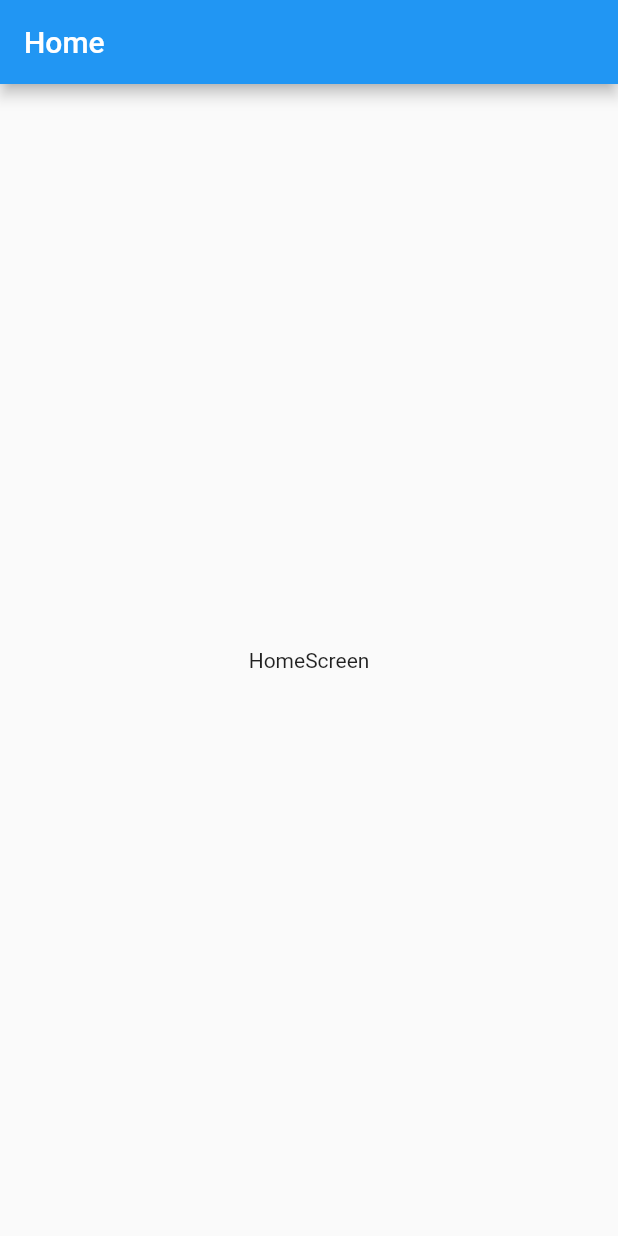
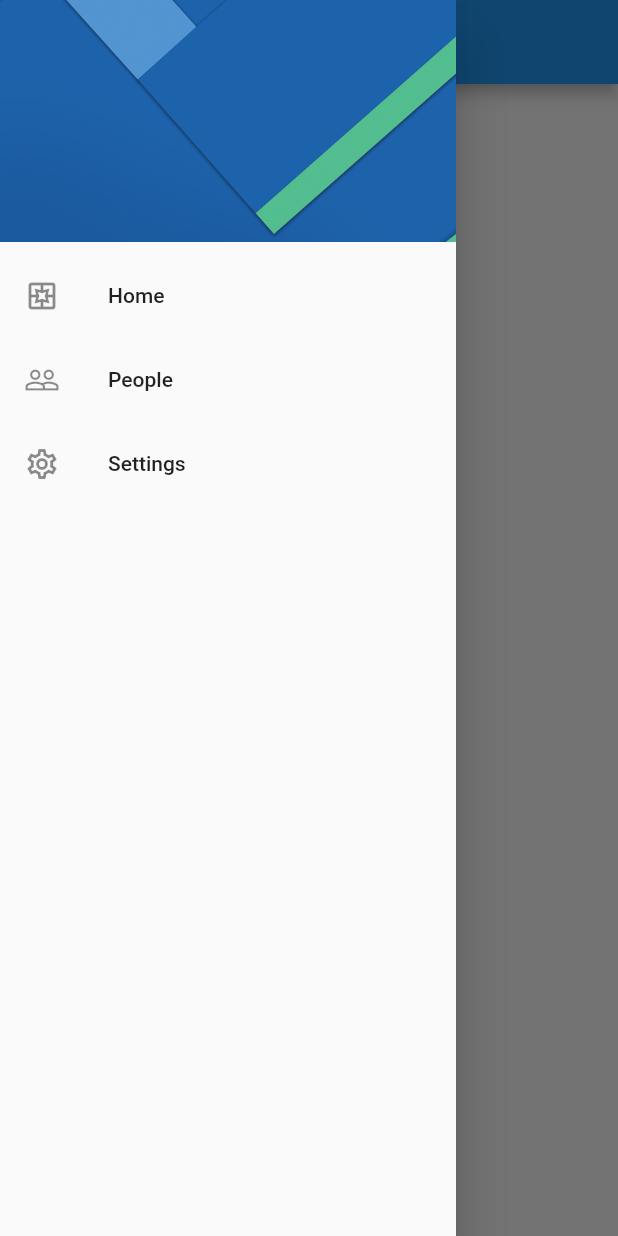
Before and after one commit to BryanParada/preferencesApp, a Flutter app: the screen it shows after launch, with the side drawer open (before the commit the screen has no drawer), on a phone screen of 412 x 824 dp. Run offline on Flutter 3.47's test engine with Material 2 defaults, Android fonts, the phone set to English and light mode, and no system bars.

Commit message:
F196 - Drawers - side menu

```diff
--- a/lib/screens/home_screen.dart
+++ b/lib/screens/home_screen.dart
@@ -1,4 +1,5 @@
 import 'package:flutter/material.dart';
+import 'package:preferences_app/widgets/widgets.dart';
 
 class HomeScreen extends StatelessWidget {
 
@@ -12,6 +13,7 @@ class HomeScreen extends StatelessWidget {
       appBar: AppBar(
         title: Text('Home')
       ),
+      drawer: SideMenu(),
       body: Center(
         child: Text('HomeScreen')
         ),
--- a/lib/screens/settings_screen.dart
+++ b/lib/screens/settings_screen.dart
@@ -1,4 +1,5 @@
 import 'package:flutter/material.dart';
+import 'package:preferences_app/widgets/widgets.dart';
 
 class SettingsScreen extends StatelessWidget {
 
@@ -12,6 +13,7 @@ class SettingsScreen extends StatelessWidget {
       appBar: AppBar(
         title: Text('Settings')
       ),
+      drawer: const SideMenu(),
       body: Center(
         child: Text('SettingsScreen')
         ),
--- /dev/null
+++ b/lib/widgets/side_menu.dart
@@ -0,0 +1,64 @@
+import 'package:flutter/material.dart';
+import 'package:preferences_app/screens/screens.dart';
+
+class SideMenu extends StatelessWidget {
+  const SideMenu({super.key});
+
+  @override
+  Widget build(BuildContext context) {
+    return Drawer(
+      child: ListView(
+        padding: EdgeInsets.zero,
+        children: [
+
+          const _DrawerHeader(),
+
+          ListTile(
+            leading: const Icon(Icons.pages_outlined),
+            title: const Text('Home'),
+            onTap: () {
+              Navigator.pushReplacementNamed(context, HomeScreen.routerName);
+            }
+          ),
+
+          ListTile(
+            leading: const Icon(Icons.people_outline),
+            title: const Text('People'),
+            onTap: () {}
+          ),
+
+          ListTile(
+            leading: const Icon(Icons.settings_outlined),
+            title: const Text('Settings'),
+            onTap: () {
+              //Navigator.pop(context);
+              Navigator.pushReplacementNamed(context, SettingsScreen.routerName);
+            }
+          ),
+
+
+
+        ],
+      ),
+    );
+  }
+}
+
+class _DrawerHeader extends StatelessWidget {
+  const _DrawerHeader({
+    Key? key,
+  }) : super(key: key);
+
+  @override
+  Widget build(BuildContext context) {
+    return DrawerHeader(
+      child: Container(),
+      decoration: const BoxDecoration(
+        image: DecorationImage(
+          image: AssetImage('assets/menu-img.jpg'),
+          fit: BoxFit.cover
+          )
+      ),
+      );
+  }
+}
--- /dev/null
+++ b/lib/widgets/widgets.dart
@@ -0,0 +1,6 @@
+
+
+
+
+
+export 'package:preferences_app/widgets/side_menu.dart';
--- a/pubspec.yaml
+++ b/pubspec.yaml
@@ -60,8 +60,8 @@ flutter:
   uses-material-design: true
 
   # To add assets to your application, add an assets section, like this:
-  # assets:
-  #   - images/a_dot_burr.jpeg
+  assets:
+    - assets/
   #   - images/a_dot_ham.jpeg
 
   # An image asset can refer to one or more resolution-specific "variants", see
```
Also changed, not shown: assets/menu-img.jpg (added).
